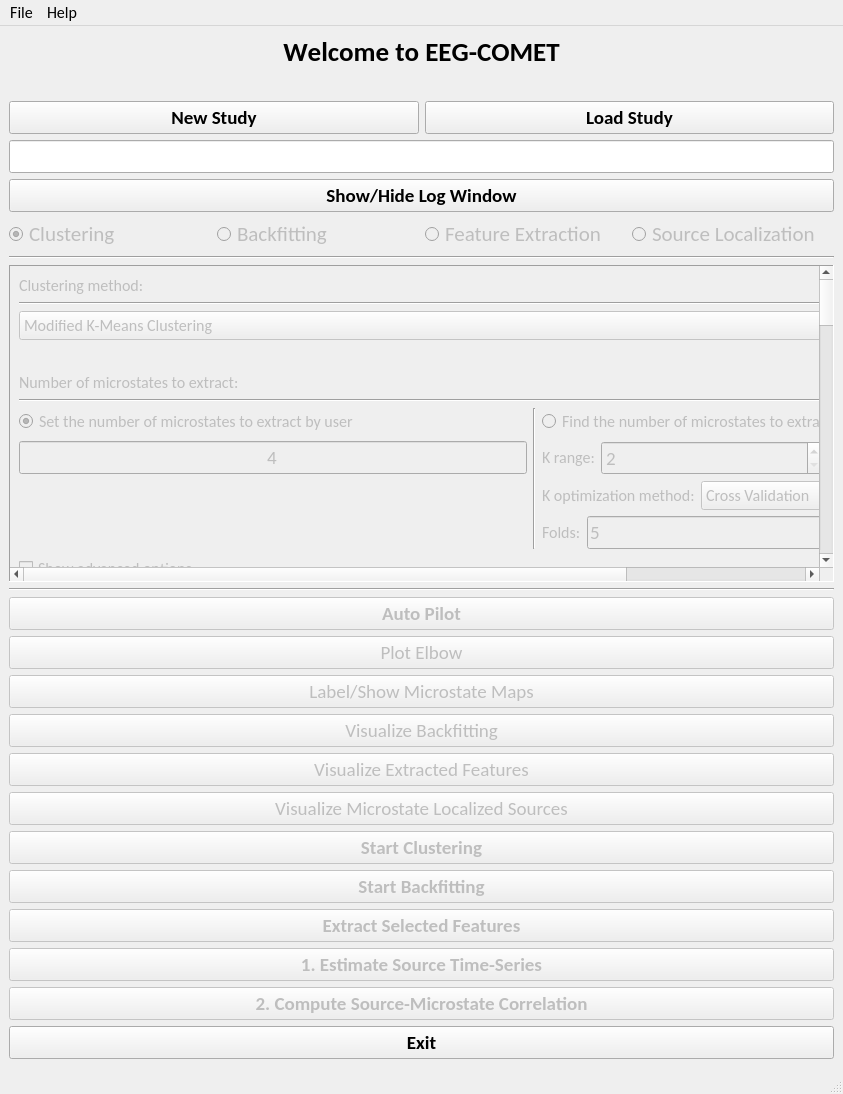
Qt form EEG_COMET/ui/MainMicrostateWindow.ui (eeg-comet/eeg-comet) before a commit.
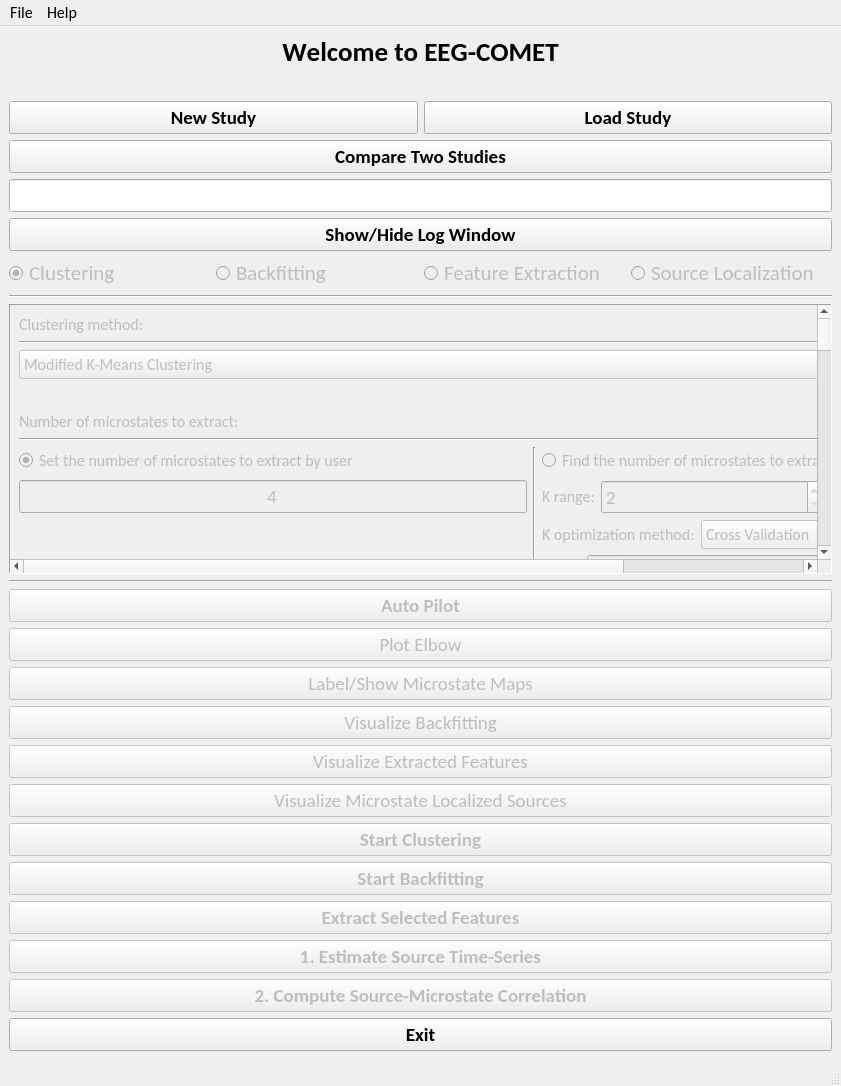
The same form after that commit.

Commit message: added a new window for study comparison

Diff of the .ui file:
```diff
--- a/EEG_COMET/ui/MainMicrostateWindow.ui
+++ b/EEG_COMET/ui/MainMicrostateWindow.ui
@@ -6,8 +6,8 @@
    <rect>
     <x>0</x>
     <y>0</y>
-    <width>843</width>
-    <height>1094</height>
+    <width>841</width>
+    <height>1086</height>
    </rect>
   </property>
   <property name="minimumSize">
@@ -92,6 +92,33 @@
       </item>
       <item>
        <layout class="QGridLayout" name="StudyLayout">
+        <item row="2" column="0" colspan="2">
+         <widget class="QLineEdit" name="step0_study_name_mainwin_lineedit">
+          <property name="sizePolicy">
+           <sizepolicy hsizetype="Preferred" vsizetype="Maximum">
+            <horstretch>0</horstretch>
+            <verstretch>0</verstretch>
+           </sizepolicy>
+          </property>
+          <property name="font">
+           <font>
+            <pointsize>14</pointsize>
+            <weight>75</weight>
+            <italic>false</italic>
+            <bold>true</bold>
+           </font>
+          </property>
+          <property name="toolTip">
+           <string>&lt;html&gt;&lt;head/&gt;&lt;body&gt;&lt;p&gt;Current Study Name&lt;/p&gt;&lt;/body&gt;&lt;/html&gt;</string>
+          </property>
+          <property name="alignment">
+           <set>Qt::AlignCenter</set>
+          </property>
+          <property name="readOnly">
+           <bool>true</bool>
+          </property>
+         </widget>
+        </item>
         <item row="0" column="0">
          <widget class="QPushButton" name="step0_new_study_button">
           <property name="sizePolicy">
@@ -118,33 +145,6 @@
           </property>
          </widget>
         </item>
-        <item row="1" column="0" colspan="2">
-         <widget class="QLineEdit" name="step0_study_name_mainwin_lineedit">
-          <property name="sizePolicy">
-           <sizepolicy hsizetype="Preferred" vsizetype="Maximum">
-            <horstretch>0</horstretch>
-            <verstretch>0</verstretch>
-           </sizepolicy>
-          </property>
-          <property name="font">
-           <font>
-            <pointsize>14</pointsize>
-            <weight>75</weight>
-            <italic>false</italic>
-            <bold>true</bold>
-           </font>
-          </property>
-          <property name="toolTip">
-           <string>&lt;html&gt;&lt;head/&gt;&lt;body&gt;&lt;p&gt;Current Study Name&lt;/p&gt;&lt;/body&gt;&lt;/html&gt;</string>
-          </property>
-          <property name="alignment">
-           <set>Qt::AlignCenter</set>
-          </property>
-          <property name="readOnly">
-           <bool>true</bool>
-          </property>
-         </widget>
-        </item>
         <item row="0" column="1">
          <widget class="QPushButton" name="step0_load_study_button">
           <property name="sizePolicy">
@@ -171,7 +171,7 @@
           </property>
          </widget>
         </item>
-        <item row="2" column="0" colspan="2">
+        <item row="3" column="0" colspan="2">
          <widget class="QPushButton" name="step0_show_hide_log_window_button">
           <property name="sizePolicy">
            <sizepolicy hsizetype="Preferred" vsizetype="Maximum">
@@ -194,6 +194,26 @@
           </property>
          </widget>
         </item>
+        <item row="1" column="0" colspan="2">
+         <widget class="QPushButton" name="step0_compare_studies_button">
+          <property name="sizePolicy">
+           <sizepolicy hsizetype="Preferred" vsizetype="Maximum">
+            <horstretch>0</horstretch>
+            <verstretch>0</verstretch>
+           </sizepolicy>
+          </property>
+          <property name="font">
+           <font>
+            <pointsize>14</pointsize>
+            <weight>75</weight>
+            <bold>true</bold>
+           </font>
+          </property>
+          <property name="text">
+           <string>Compare Two Studies</string>
+          </property>
+         </widget>
+        </item>
        </layout>
       </item>
       <item>
@@ -351,7 +371,7 @@
           <rect>
            <x>0</x>
            <y>-788</y>
-           <width>818</width>
+           <width>812</width>
            <height>1280</height>
           </rect>
          </property>
@@ -3070,7 +3090,7 @@
     <rect>
      <x>0</x>
      <y>0</y>
-     <width>843</width>
+     <width>841</width>
      <height>18</height>
     </rect>
    </property>
```
The commit also changes 5 other files.
